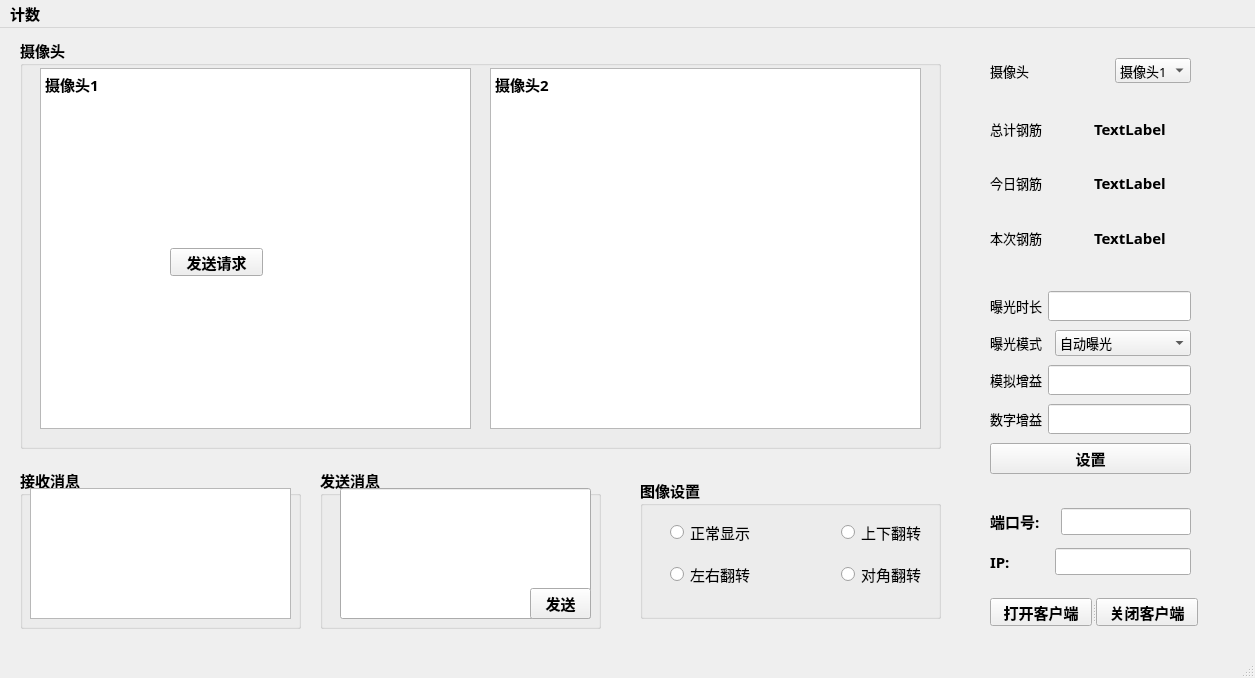
Above: mainwindow.ui from yanchen2436/QT before the change. Below: the same form after it.
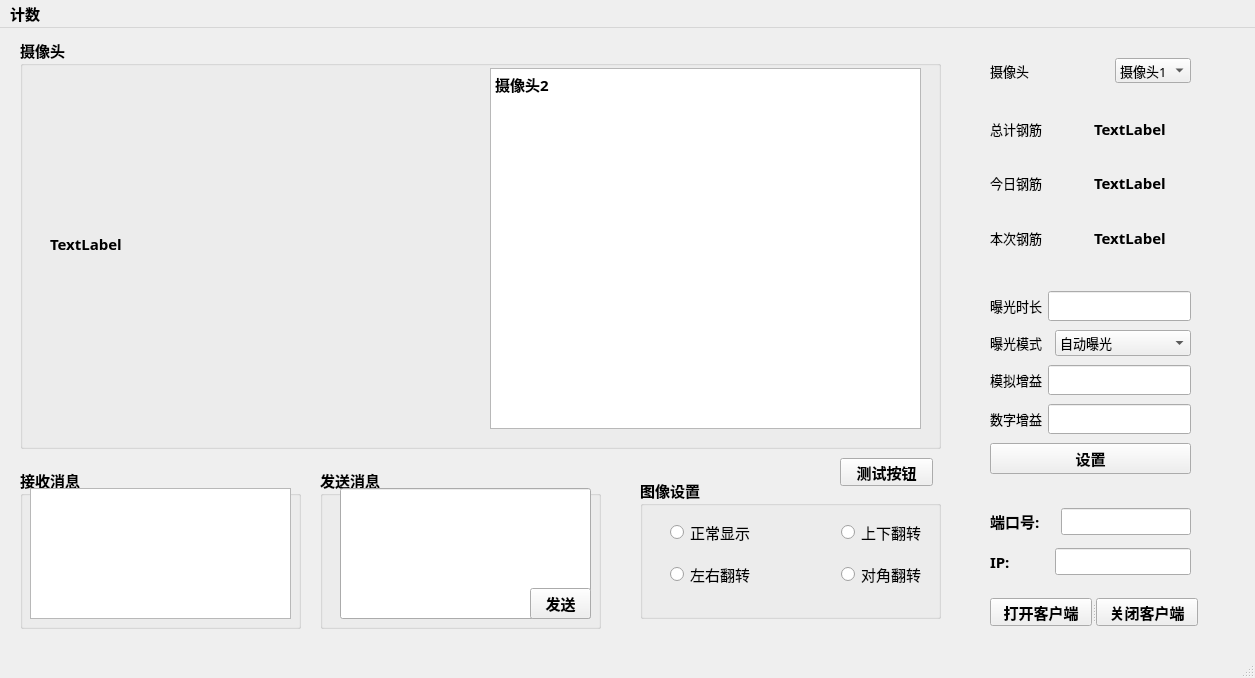
That is the form after the change.

```diff
--- a/mainwindow.ui
+++ b/mainwindow.ui
@@ -410,23 +410,6 @@
     <property name="title">
      <string>摄像头</string>
     </property>
-    <widget class="QTextBrowser" name="textBrowser_2">
-     <property name="geometry">
-      <rect>
-       <x>20</x>
-       <y>30</y>
-       <width>431</width>
-       <height>361</height>
-      </rect>
-     </property>
-     <property name="html">
-      <string>&lt;!DOCTYPE HTML PUBLIC &quot;-//W3C//DTD HTML 4.0//EN&quot; &quot;http://www.w3.org/TR/REC-html40/strict.dtd&quot;&gt;
-&lt;html&gt;&lt;head&gt;&lt;meta name=&quot;qrichtext&quot; content=&quot;1&quot; /&gt;&lt;style type=&quot;text/css&quot;&gt;
-p, li { white-space: pre-wrap; }
-&lt;/style&gt;&lt;/head&gt;&lt;body style=&quot; font-family:'宋体'; font-size:11pt; font-weight:600; font-style:normal;&quot;&gt;
-&lt;p style=&quot; margin-top:0px; margin-bottom:0px; margin-left:0px; margin-right:0px; -qt-block-indent:0; text-indent:0px;&quot;&gt;摄像头1&lt;/p&gt;&lt;/body&gt;&lt;/html&gt;</string>
-     </property>
-    </widget>
     <widget class="QTextBrowser" name="textBrowser_3">
      <property name="geometry">
       <rect>
@@ -445,17 +428,17 @@
 &lt;p style=&quot;-qt-paragraph-type:empty; margin-top:0px; margin-bottom:0px; margin-left:0px; margin-right:0px; -qt-block-indent:0; text-indent:0px;&quot;&gt;&lt;br /&gt;&lt;/p&gt;&lt;/body&gt;&lt;/html&gt;</string>
      </property>
     </widget>
-    <widget class="QPushButton" name="sendHttp">
+    <widget class="QLabel" name="camer1">
      <property name="geometry">
       <rect>
-       <x>150</x>
-       <y>210</y>
-       <width>93</width>
-       <height>28</height>
+       <x>30</x>
+       <y>30</y>
+       <width>421</width>
+       <height>351</height>
       </rect>
      </property>
      <property name="text">
-      <string>发送请求</string>
+      <string>TextLabel</string>
      </property>
     </widget>
    </widget>
@@ -642,6 +625,19 @@
      </property>
     </widget>
    </widget>
+   <widget class="QPushButton" name="sendHttp">
+    <property name="geometry">
+     <rect>
+      <x>840</x>
+      <y>430</y>
+      <width>93</width>
+      <height>28</height>
+     </rect>
+    </property>
+    <property name="text">
+     <string>测试按钮</string>
+    </property>
+   </widget>
   </widget>
   <widget class="QMenuBar" name="menubar">
    <property name="geometry">
```
